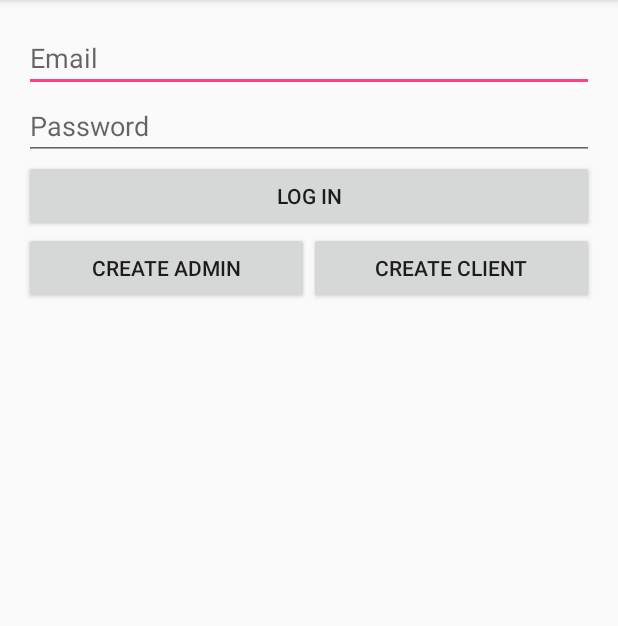
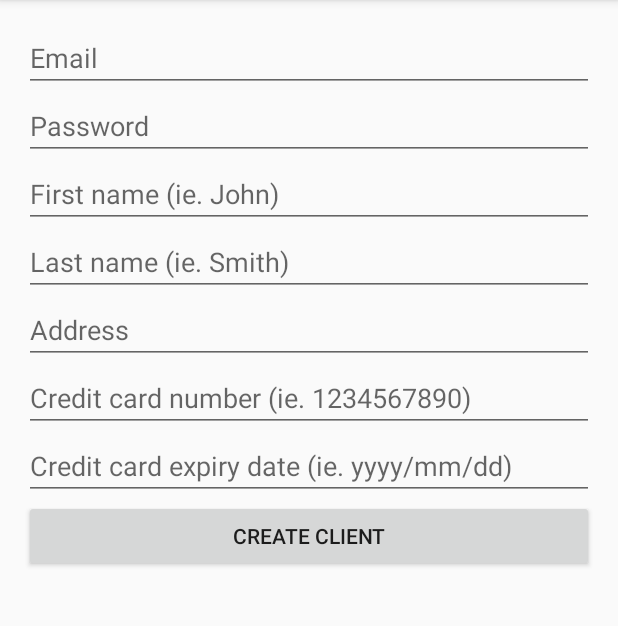
Before and after one commit to abdulhamidreza/Android-Flight-App-for-CSCB07, an Android app: the screen it shows after launch (ClientActivity before the commit, LogInActivity after it), after a tap on "CREATE CLIENT", on a phone screen of 412 x 824 dp, the part 84-710 px from its top. Run offline under Robolectric (Android 15) with nearby library versions, the phone set to English and light mode, and no system bars; 2 other taps on this screen came first.

Commit message:
Made create user fragment so it works for both clients and admins

```diff
--- a/p3a/CSCB07CourseProject/app/src/main/java/cs/b07/cscb07courseproject/LogInActivity.java
+++ b/p3a/CSCB07CourseProject/app/src/main/java/cs/b07/cscb07courseproject/LogInActivity.java
@@ -9,13 +9,14 @@ import android.widget.EditText;
 
 
 import cs.b07.cscb07courseproject.fragments.Log_In_Fragment;
-import cs.b07.cscb07courseproject.fragments.Sign_Up_Admin_Fragment;
+import cs.b07.cscb07courseproject.fragments.Create_User_Fragment;
 import cs.b07.cscb07courseproject.users.Admin;
 import cs.b07.cscb07courseproject.users.User;
 
 public class LogInActivity extends AppCompatActivity {
 
     public static final String userKey = "user";
+    public static final String isClientKey = "isClient";
 
     @Override
     protected void onCreate(Bundle savedInstanceState) {
@@ -36,18 +37,24 @@ public class LogInActivity extends AppCompatActivity {
         startActivity(intent);
     }
 
-    public void signUpAdmin(View view) {
-        //setFragment(new Sign_Up_Fragment());
-        setFragment(new Sign_Up_Admin_Fragment());
+    public void createAdmin(View view) {
+        Bundle bundle = new Bundle();
+        bundle.putBoolean(isClientKey, false);
+        Fragment frag = new Create_User_Fragment();
+        frag.setArguments(bundle);
+        setFragment(frag);
     }
 
-    public void signUpClient(View view) {
-        Intent intent = new Intent(this, ClientActivity.class);
-        startActivity(intent);
+    public void createClient(View view) {
+        Bundle bundle = new Bundle();
+        bundle.putBoolean(isClientKey, true);
+        Fragment frag = new Create_User_Fragment();
+        frag.setArguments(bundle);
+        setFragment(frag);
     }
 
-    public void createAdmin(View view) {
-        User newAdmin = Sign_Up_Admin_Fragment.createAdmin();
+    public void createUser(View view) {
+        User newAdmin = Create_User_Fragment.createAdmin();
         Intent intent = new Intent(this, AdminActivity.class);
         intent.putExtra(userKey, newAdmin);
         startActivity(intent);
--- /dev/null
+++ b/p3a/CSCB07CourseProject/app/src/main/java/cs/b07/cscb07courseproject/fragments/Create_User_Fragment.java
@@ -0,0 +1,66 @@
+package cs.b07.cscb07courseproject.fragments;
+
+
+import android.os.Bundle;
+import android.support.v4.app.Fragment;
+import android.view.LayoutInflater;
+import android.view.View;
+import android.view.ViewGroup;
+import android.widget.Button;
+import android.widget.EditText;
+import android.widget.RelativeLayout;
+
+import cs.b07.cscb07courseproject.LogInActivity;
+import cs.b07.cscb07courseproject.R;
+import cs.b07.cscb07courseproject.users.Admin;
+import cs.b07.cscb07courseproject.users.User;
+
+/**
+ * A simple {@link Fragment} subclass.
+ */
+public class Create_User_Fragment extends Fragment {
+
+    private static EditText email,password,firstName,lastName,address,creditCard,creditCardExpiry;
+    private static Button createUser;
+    private static RelativeLayout clientInfoContainer;
+    private static View  rootView;
+    public Create_User_Fragment() {
+        // Required empty public constructor
+    }
+
+
+    @Override
+    public View onCreateView(LayoutInflater inflater, ViewGroup container,
+                             Bundle savedInstanceState) {
+        // Inflate the layout for this fragment
+        rootView = inflater.inflate(R.layout.fragment_create_user, container, false);
+
+        email = (EditText) rootView.findViewById(R.id.emailET);
+        password = (EditText) rootView.findViewById(R.id.passwordET);
+        firstName = (EditText) rootView.findViewById(R.id.firstName);
+        lastName = (EditText) rootView.findViewById(R.id.lastName);
+        address = (EditText) rootView.findViewById(R.id.address);
+        creditCard = (EditText) rootView.findViewById(R.id.creditCard);
+        creditCardExpiry = (EditText) rootView.findViewById(R.id.creditCardExpiry);
+        createUser = (Button) rootView.findViewById(R.id.createAdminBtn);
+        clientInfoContainer = (RelativeLayout) rootView.findViewById(R.id.clientInfoContainer);
+
+        if(getArguments().getBoolean(LogInActivity.isClientKey)) {
+            setClientView();
+        }
+
+        return rootView;
+    }
+
+    public static User createAdmin(){
+        return new Admin(email.getText().toString(),
+                password.getText().toString());
+    }
+
+    private void setClientView(){
+        clientInfoContainer.setVisibility(View.VISIBLE);
+        createUser.setText(R.string.create_client);
+    }
+
+
+}
--- a/p3a/CSCB07CourseProject/app/src/main/java/cs/b07/cscb07courseproject/fragments/Sign_Up_Admin_Fragment.java
+++ /dev/null
@@ -1,42 +0,0 @@
-package cs.b07.cscb07courseproject.fragments;
-
-
-import android.os.Bundle;
-import android.support.v4.app.Fragment;
-import android.view.LayoutInflater;
-import android.view.View;
-import android.view.ViewGroup;
-import android.widget.EditText;
-
-import cs.b07.cscb07courseproject.R;
-import cs.b07.cscb07courseproject.users.Admin;
-import cs.b07.cscb07courseproject.users.User;
-
-/**
- * A simple {@link Fragment} subclass.
- */
-public class Sign_Up_Admin_Fragment extends Fragment {
-
-    private static EditText email,password;
-    View rootView;
-    public Sign_Up_Admin_Fragment() {
-        // Required empty public constructor
-    }
-
-
-    @Override
-    public View onCreateView(LayoutInflater inflater, ViewGroup container,
-                             Bundle savedInstanceState) {
-        // Inflate the layout for this fragment
-        rootView = inflater.inflate(R.layout.fragment_sign_up_admin, container, false);
-        email = (EditText) rootView.findViewById(R.id.emailET);
-        password = (EditText) rootView.findViewById(R.id.passwordET);
-        return rootView;
-    }
-
-    public static User createAdmin(){
-        return new Admin(email.getText().toString(),
-                password.getText().toString());
-    }
-
-}
--- a/p3a/CSCB07CourseProject/app/src/main/res/layout/activity_admin.xml
+++ b/p3a/CSCB07CourseProject/app/src/main/res/layout/activity_admin.xml
@@ -11,8 +11,10 @@
     android:orientation="vertical"
     tools:context="cs.b07.cscb07courseproject.AdminActivity">
 
-    <EditText
-        android:id = "@+id/adminDetailEt"
+    <RelativeLayout
+        android:id="@+id/fragment_container"
         android:layout_width="match_parent"
-        android:layout_height="wrap_content" />
+        android:layout_height="match_parent">
+    </RelativeLayout>
+
 </LinearLayout>
--- /dev/null
+++ b/p3a/CSCB07CourseProject/app/src/main/res/layout/fragment_create_user.xml
@@ -0,0 +1,78 @@
+<RelativeLayout xmlns:android="http://schemas.android.com/apk/res/android"
+    xmlns:tools="http://schemas.android.com/tools"
+    android:layout_width="match_parent"
+    android:layout_height="match_parent"
+    tools:context="cs.b07.cscb07courseproject.fragments.Create_User_Fragment">
+
+    <EditText
+        android:id = "@+id/emailET"
+        android:layout_width="match_parent"
+        android:layout_height="wrap_content"
+        android:paddingTop="@dimen/controller_padding"
+        android:hint="@string/emailHint"
+        android:inputType="textEmailAddress"/>
+    <EditText
+        android:id = "@+id/passwordET"
+        android:layout_width="match_parent"
+        android:layout_height="wrap_content"
+        android:paddingTop="@dimen/controller_padding"
+        android:layout_below="@+id/emailET"
+        android:hint="@string/passwordHint"
+        android:inputType="textVisiblePassword"/>
+    <RelativeLayout
+        android:id = "@+id/clientInfoContainer"
+        android:layout_width="match_parent"
+        android:layout_height="wrap_content"
+        android:layout_below="@+id/passwordET"
+        android:visibility="gone">
+        <EditText
+            android:id = "@+id/firstName"
+            android:layout_width="match_parent"
+            android:layout_height="wrap_content"
+            android:paddingTop="@dimen/controller_padding"
+            android:hint="@string/firstNameHint"
+            android:inputType="textPersonName"/>
+        <EditText
+            android:id = "@+id/lastName"
+            android:layout_width="match_parent"
+            android:layout_height="wrap_content"
+            android:paddingTop="@dimen/controller_padding"
+            android:layout_below="@+id/firstName"
+            android:hint="@string/lastNameHint"
+            android:inputType="textPersonName"/>
+        <EditText
+            android:id = "@+id/address"
+            android:layout_width="match_parent"
+            android:layout_height="wrap_content"
+            android:paddingTop="@dimen/controller_padding"
+            android:layout_below="@+id/lastName"
+            android:hint="@string/addressHint"
+            android:inputType="textPostalAddress"/>
+        <EditText
+            android:id = "@+id/creditCard"
+            android:layout_width="match_parent"
+            android:layout_height="wrap_content"
+            android:paddingTop="@dimen/controller_padding"
+            android:layout_below="@+id/address"
+            android:hint="@string/creditCardHint"
+            android:inputType="numberDecimal"/>
+        <EditText
+            android:id = "@+id/creditCardExpiry"
+            android:layout_width="match_parent"
+            android:layout_height="wrap_content"
+            android:paddingTop="@dimen/controller_padding"
+            android:layout_below="@+id/creditCard"
+            android:hint="@string/creditCardExpiryHint"
+            android:inputType="date"/>
+    </RelativeLayout>
+    <Button
+        android:id="@+id/createAdminBtn"
+        android:layout_width="match_parent"
+        android:layout_height="wrap_content"
+        android:paddingTop="@dimen/controller_padding"
+        android:layout_below="@+id/clientInfoContainer"
+        android:text="@string/create_admin"
+        android:onClick="createUser"/>
+
+
+</RelativeLayout>
--- a/p3a/CSCB07CourseProject/app/src/main/res/layout/fragment_log_in.xml
+++ b/p3a/CSCB07CourseProject/app/src/main/res/layout/fragment_log_in.xml
@@ -36,15 +36,15 @@
             android:layout_width="match_parent"
             android:layout_height="wrap_content"
             android:layout_weight="0.5"
-            android:text="@string/sign_up_admin"
-            android:onClick="signUpAdmin"/>
+            android:text="@string/create_admin"
+            android:onClick="createAdmin"/>
         <Button
             android:id="@+id/signupClientBtn"
             android:layout_width="match_parent"
             android:layout_height="wrap_content"
             android:layout_weight="0.5"
-            android:text="@string/sign_up_client"
-            android:onClick="signUpClient"/>
+            android:text="@string/create_client"
+            android:onClick="createClient"/>
     </LinearLayout>
 
 </RelativeLayout>
--- a/p3a/CSCB07CourseProject/app/src/main/res/layout/fragment_sign_up_admin.xml
+++ /dev/null
@@ -1,29 +0,0 @@
-<RelativeLayout xmlns:android="http://schemas.android.com/apk/res/android"
-    xmlns:tools="http://schemas.android.com/tools"
-    android:layout_width="match_parent"
-    android:layout_height="match_parent"
-    tools:context="cs.b07.cscb07courseproject.fragments.Sign_Up_Admin_Fragment">
-
-    <EditText
-        android:id = "@+id/emailET"
-        android:layout_width="match_parent"
-        android:layout_height="wrap_content"
-        android:hint="@string/emailHint"
-        android:inputType="textEmailAddress"/>
-    <EditText
-        android:id = "@+id/passwordET"
-        android:layout_width="match_parent"
-        android:layout_height="wrap_content"
-        android:layout_below="@+id/emailET"
-        android:hint="@string/passwordHint"
-        android:inputType="textVisiblePassword"/>
-    <Button
-        android:id="@+id/createAdminBtn"
-        android:layout_width="match_parent"
-        android:layout_height="wrap_content"
-        android:layout_below="@+id/passwordET"
-        android:text="@string/sign_up_admin"
-        android:onClick="createAdmin"/>
-
-
-</RelativeLayout>
--- a/p3a/CSCB07CourseProject/app/src/main/res/values/dimens.xml
+++ b/p3a/CSCB07CourseProject/app/src/main/res/values/dimens.xml
@@ -2,4 +2,5 @@
     <!-- Default screen margins, per the Android Design guidelines. -->
     <dimen name="activity_horizontal_margin">16dp</dimen>
     <dimen name="activity_vertical_margin">16dp</dimen>
+    <dimen name="controller_padding">10dp</dimen>
 </resources>
--- a/p3a/CSCB07CourseProject/app/src/main/res/values/strings.xml
+++ b/p3a/CSCB07CourseProject/app/src/main/res/values/strings.xml
@@ -2,11 +2,17 @@
     <string name="app_name">CSCB07CourseProject</string>
     <string name="emailHint">Email</string>
     <string name="passwordHint">Password</string>
+    <string name="firstNameHint">First name (ie. John)</string>
+    <string name="lastNameHint">Last name (ie. Smith)</string>
+    <string name="addressHint">Address</string>
+    <string name="creditCardHint">Credit card number (ie. 1234567890)</string>
+    <string name="creditCardExpiryHint">Credit card expiry date (ie. yyyy/mm/dd)</string>
 
     <!-- Strings related to login -->
     <string name="log_In">Log In</string>
-    <string name="sign_up_admin">Create Admin</string>
-    <string name="sign_up_client">Create Client</string>
+    <string name="create_admin">Create Admin</string>
+    <string name="create_client">Create Client</string>
+
     <string name="prompt_email">Email</string>
     <string name="prompt_password">Password (optional)</string>
     <string name="action_sign_in">Sign in or register</string>
```
